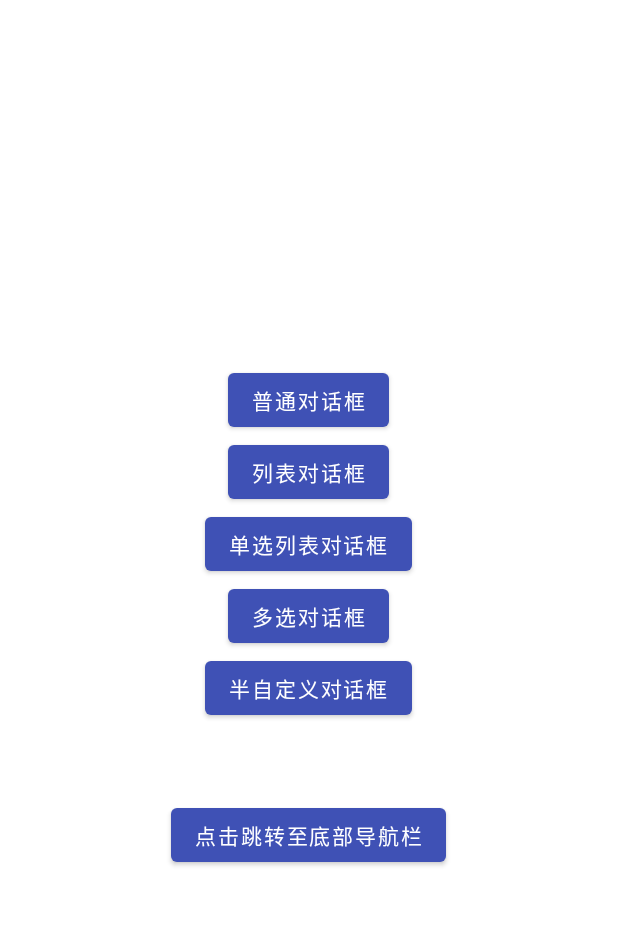
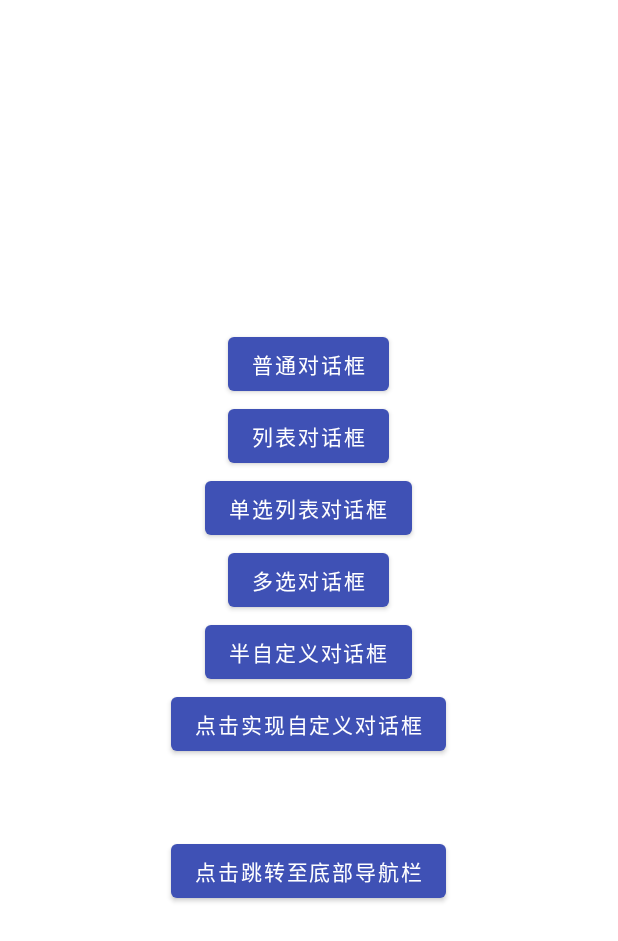
Before and after one commit to shenyunchuan/scaffold, an Android app: the screen it shows after launch (MainActivity), on a phone screen of 412 x 824 dp. Shown: the top 941 px of the screen. Run offline under Robolectric (Android 15) with nearby library versions, the phone set to English and light mode, and no system bars.

Commit message:
实现自定义dialog

```diff
--- a/app/src/main/java/com/example/scaffold/FirstFragment.java
+++ b/app/src/main/java/com/example/scaffold/Fragment/FirstFragment.java
@@ -1,4 +1,4 @@
-package com.example.scaffold;
+package com.example.scaffold.Fragment;
 
 import android.os.Bundle;
 
@@ -7,6 +7,8 @@ import androidx.fragment.app.Fragment;
 import android.view.LayoutInflater;
 import android.view.View;
 import android.view.ViewGroup;
+
+import com.example.scaffold.R;
 
 public class FirstFragment extends Fragment {
 
--- a/app/src/main/java/com/example/scaffold/MainActivity.java
+++ b/app/src/main/java/com/example/scaffold/MainActivity.java
@@ -16,6 +16,8 @@ import androidx.core.graphics.Insets;
 import androidx.core.view.ViewCompat;
 import androidx.core.view.WindowInsetsCompat;
 
+import com.example.scaffold.CommonDialog.CommonDialog;
+
 
 public class MainActivity extends AppCompatActivity {
     private Button one;
@@ -23,6 +25,7 @@ public class MainActivity extends AppCompatActivity {
     private Button three;
     private Button four;
     private Button five;
+    private Button six;
     private Button btn_navigation;
     @Override
     protected void onCreate(Bundle savedInstanceState) {
@@ -35,6 +38,7 @@ public class MainActivity extends AppCompatActivity {
         three = findViewById(R.id.three);
         four = findViewById(R.id.four);
         five = findViewById(R.id.five);
+        six = findViewById(R.id.six);
         btn_navigation = findViewById(R.id.btn_navigation);
 
         //普通对话框
@@ -183,6 +187,22 @@ public class MainActivity extends AppCompatActivity {
             }
         });
 
+
+        //自定义对话框
+        six.setOnClickListener(new View.OnClickListener() {
+            @Override
+            public void onClick(View v) {
+                CommonDialog dialog = new CommonDialog(MainActivity.this);
+                dialog.setOncommonCilckListener(new CommonDialog.OncommonCilckListener() {
+                    @Override
+                    public void onClick() {
+                        Toast.makeText(MainActivity.this, "点击了dialog中的按钮", Toast.LENGTH_SHORT).show();
+                    }
+                });
+                dialog.show();
+            }
+        });
+
         //点击跳转至导航栏activity
         btn_navigation.setOnClickListener(new View.OnClickListener() {
             @Override
--- a/app/src/main/res/layout/activity_main.xml
+++ b/app/src/main/res/layout/activity_main.xml
@@ -36,6 +36,13 @@
         android:layout_width="wrap_content"
         android:layout_height="wrap_content"/>
     <Button
+        android:id="@+id/six"
+        android:text="点击实现自定义对话框"
+        android:layout_width="wrap_content"
+        android:layout_height="wrap_content"/>
+
+
+    <Button
         android:id="@+id/btn_navigation"
         android:layout_marginTop="50dp"
         android:text="点击跳转至底部导航栏"
--- a/app/src/main/res/layout/fragment_first.xml
+++ b/app/src/main/res/layout/fragment_first.xml
@@ -5,7 +5,7 @@
     android:layout_height="match_parent"
     xmlns:app="http://schemas.android.com/apk/res-auto"
     android:orientation="vertical"
-    tools:context=".FirstFragment">
+    tools:context=".Fragment.FirstFragment">
 
     <androidx.appcompat.widget.Toolbar
         android:layout_width="match_parent"
--- a/app/src/main/res/layout/fragment_second.xml
+++ b/app/src/main/res/layout/fragment_second.xml
@@ -5,7 +5,7 @@
     android:layout_height="match_parent"
     xmlns:app="http://schemas.android.com/apk/res-auto"
     android:orientation="vertical"
-    tools:context=".SecondFragment">
+    tools:context=".Fragment.SecondFragment">
 
     <androidx.appcompat.widget.Toolbar
         android:layout_width="match_parent"
--- a/app/src/main/res/layout/fragment_thrid.xml
+++ b/app/src/main/res/layout/fragment_thrid.xml
@@ -5,7 +5,7 @@
     android:layout_height="match_parent"
     xmlns:app="http://schemas.android.com/apk/res-auto"
     android:orientation="vertical"
-    tools:context=".ThridFragment">
+    tools:context=".Fragment.ThridFragment">
 
     <androidx.appcompat.widget.Toolbar
         android:layout_width="match_parent"
```
Also changed, not shown: app/src/main/java/com/example/scaffold/CommonDialog/CommonDialog.java (added, +44 -0 lines), app/src/main/java/com/example/scaffold/Fragment/SecondFragment.java (renamed from app/src/main/java/com/example/scaffold/ThridFragment.java, +6 -3 lines), app/src/main/java/com/example/scaffold/Fragment/ThridFragment.java (renamed from app/src/main/java/com/example/scaffold/SecondFragment.java, +4 -3 lines), app/src/main/java/com/example/scaffold/NavigationActivity.java (+3 -4 lines), app/src/main/res/layout/commondialog.xml (added, +14 -0 lines).
